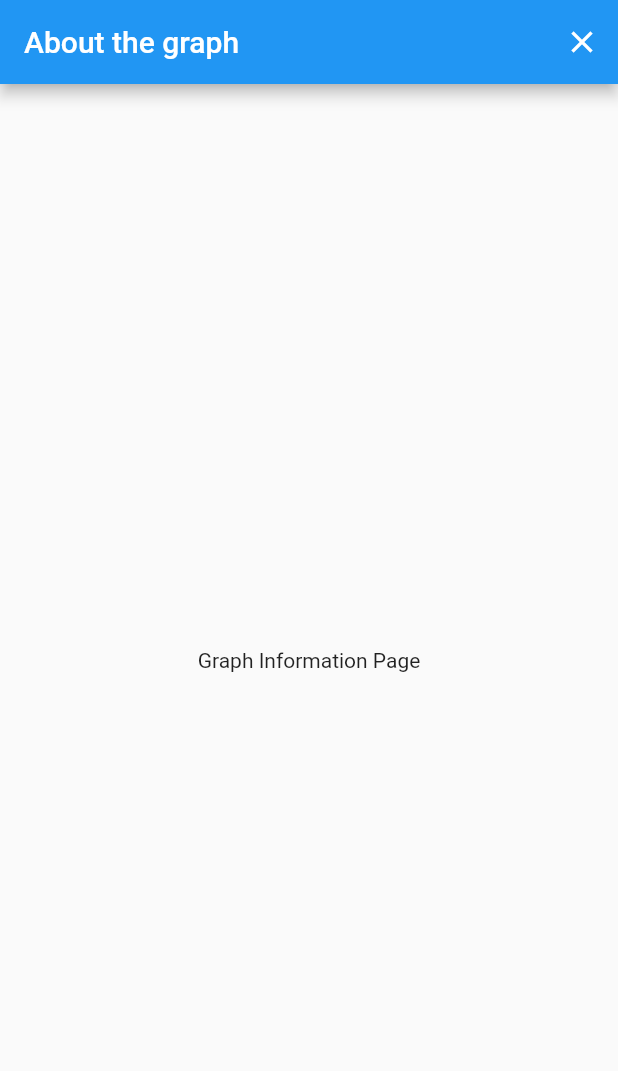
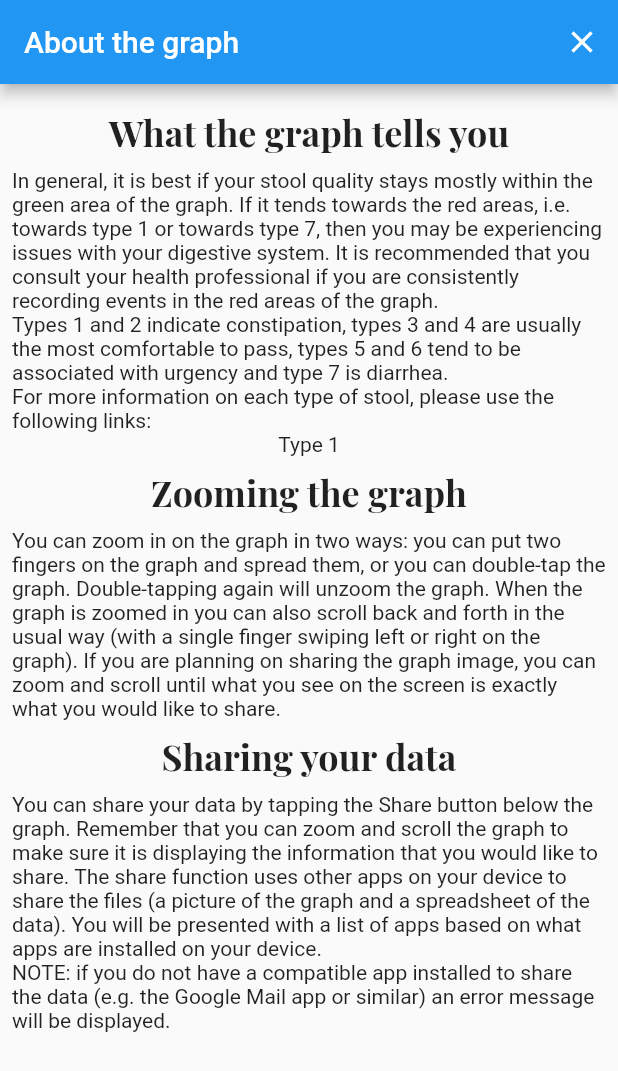
Before and after one commit to dconlisk/bristol-stool-chart-flutter-app, a Flutter app: the GraphInfoPage screen opened by its route, on a phone screen of 412 x 824 dp. Shown: the top 1071 px of the screen. Run offline on Flutter 3.47's test engine with Material 2 defaults, Android fonts, the phone set to English and light mode, and no system bars; our stand-ins replace auto_route, carousel_slider, dartz, date_time_picker, freezed_annotation, google_fonts and 5 more; accounts and stored records are empty.

Commit message:
(WIP) Graph info page and external links

```diff
--- a/lib/presentation/graph_info_page.dart
+++ b/lib/presentation/graph_info_page.dart
@@ -1,4 +1,6 @@
+import 'package:bristol_stool_chart/presentation/widgets/heading.dart';
 import 'package:flutter/material.dart';
+import 'package:url_launcher/url_launcher.dart';
 
 class GraphInfoPage extends StatelessWidget {
   const GraphInfoPage({Key? key}) : super(key: key);
@@ -12,9 +14,70 @@ class GraphInfoPage extends StatelessWidget {
             CloseButton(),
           ],
           title: const Text('About the graph')),
-      body: const Center(
-        child: Text('Graph Information Page'),
+      body: SingleChildScrollView(
+        child: Padding(
+          padding: const EdgeInsets.all(8.0),
+          child: Column(
+            children: [
+              const Heading(
+                text: 'What the graph tells you',
+              ),
+              const Text(
+                'In general, it is best if your stool quality stays mostly within the green area of the graph. If it tends towards the red areas, '
+                'i.e. towards type 1 or towards type 7, then you may be experiencing issues with your digestive system. It is recommended that you '
+                'consult your health professional if you are consistently recording events in the red areas of the graph.',
+              ),
+              const Text('Types 1 and 2 indicate '
+                  'constipation, types 3 and 4 are usually the most comfortable to pass, types 5 and 6 tend to be associated with urgency and type 7 is '
+                  'diarrhea.'),
+              const Text(
+                  'For more information on each type of stool, please use the following links:'),
+              ExternalLink(url: 'url', text: 'Type 1'),
+              const Heading(
+                text: 'Zooming the graph',
+              ),
+              const Text(
+                'You can zoom in on the graph in two ways: you can put two fingers on the graph and spread them, or you can double-tap the graph. Double-tapping again will unzoom the graph. '
+                'When the graph is zoomed in you can also scroll back and forth in the usual way (with a single finger swiping left or right on the graph). '
+                'If you are planning on sharing the graph image, you can zoom and scroll until what you see on the screen is exactly what you would like to share.',
+              ),
+              const Heading(
+                text: 'Sharing your data',
+              ),
+              const Text(
+                'You can share your data by tapping the Share button below the graph. Remember that you can zoom and scroll the graph to make sure it is displaying the information that you would like to share. '
+                'The share function uses other apps on your device to share the files (a picture of the graph and a spreadsheet of the data). You will be presented with a list of apps based on what apps are installed on your device.\r\n'
+                'NOTE: if you do not have a compatible app installed to share the data (e.g. the Google Mail app or similar) an error message will be displayed.',
+              ),
+            ],
+          ),
+        ),
       ),
     );
   }
 }
+
+class ExternalLink extends StatelessWidget {
+  final String url;
+  final String text;
+
+  const ExternalLink({
+    Key? key,
+    required this.url,
+    required this.text,
+  }) : super(key: key);
+
+  Future<void> _openUrl(String url) async {
+    if (await canLaunch(url)) {
+      await launch(url);
+    }
+  }
+
+  @override
+  Widget build(BuildContext context) {
+    return GestureDetector(
+      child: Text(text),
+      onTap: () => _openUrl(url),
+    );
+  }
+}
--- a/pubspec.yaml
+++ b/pubspec.yaml
@@ -22,6 +22,7 @@ dependencies:
   sembast: ^3.1.2
   shared_preferences: ^2.0.12
   syncfusion_flutter_charts: ^19.4.48+1
+  url_launcher: ^6.0.20
 
 dev_dependencies:
   auto_route_generator: ^3.2.1
```
Also changed, not shown: pubspec.lock.
